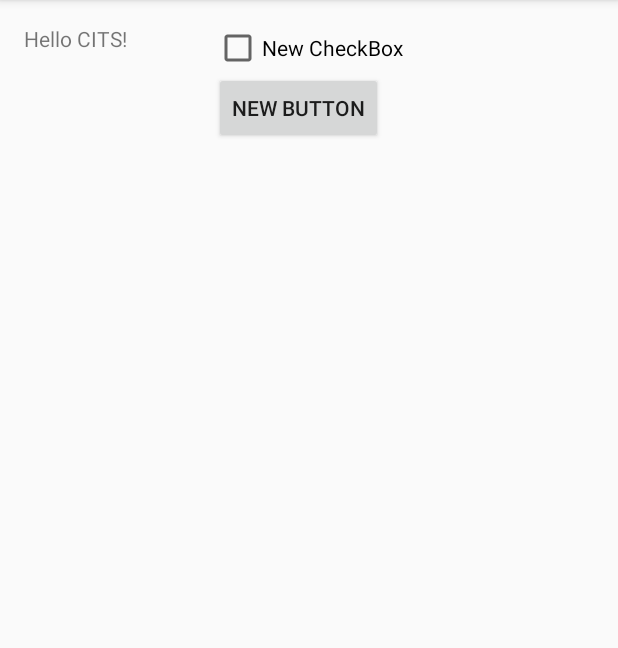
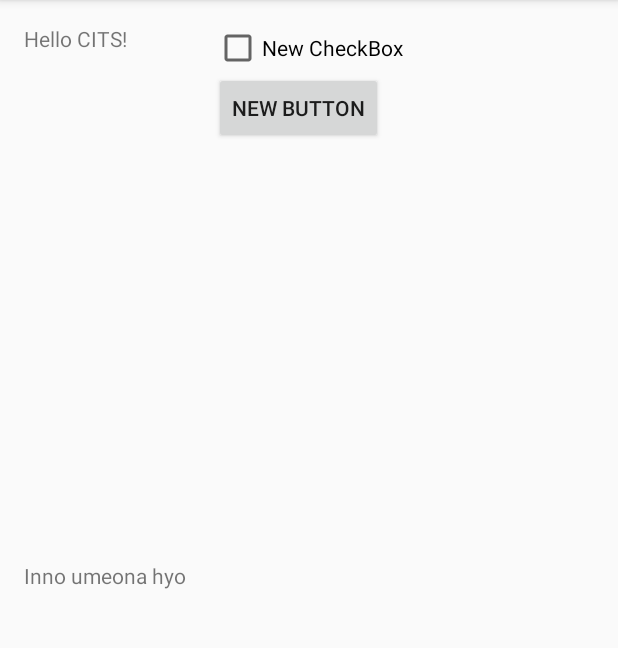
Before and after one commit to citsapps/Hello_github, an Android app: the screen it shows after launch (MainActivity), on a phone screen of 412 x 824 dp, the part 84-732 px from its top. Run offline under Robolectric (Android 15) with nearby library versions, the phone set to English and light mode, and no system bars.

```diff
--- a/app/src/main/res/layout/activity_main.xml
+++ b/app/src/main/res/layout/activity_main.xml
@@ -26,4 +26,12 @@
         android:layout_below="@+id/checkBox"
         android:layout_alignStart="@+id/checkBox" />
 
+    <TextView
+        android:layout_width="wrap_content"
+        android:layout_height="wrap_content"
+        android:text="Inno umeona hyo"
+        android:id="@+id/textView2"
+        android:layout_centerVertical="true"
+        android:layout_alignParentStart="true" />
+
 </RelativeLayout>
--- a/build.gradle
+++ b/build.gradle
@@ -5,7 +5,7 @@ buildscript {
         jcenter()
     }
     dependencies {
-        classpath 'com.android.tools.build:gradle:1.0.0'
+        classpath 'com.android.tools.build:gradle:1.5.0'
 
         // NOTE: Do not place your application dependencies here; they belong
         // in the individual module build.gradle files
```
Also changed, not shown: 2 other files.
